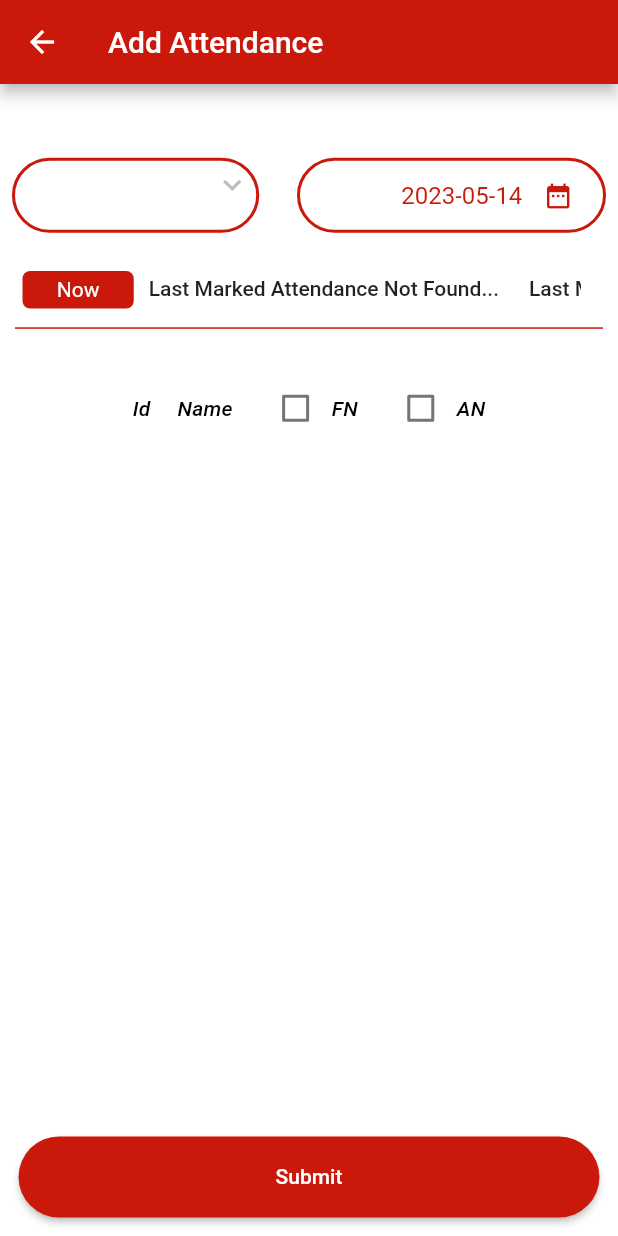
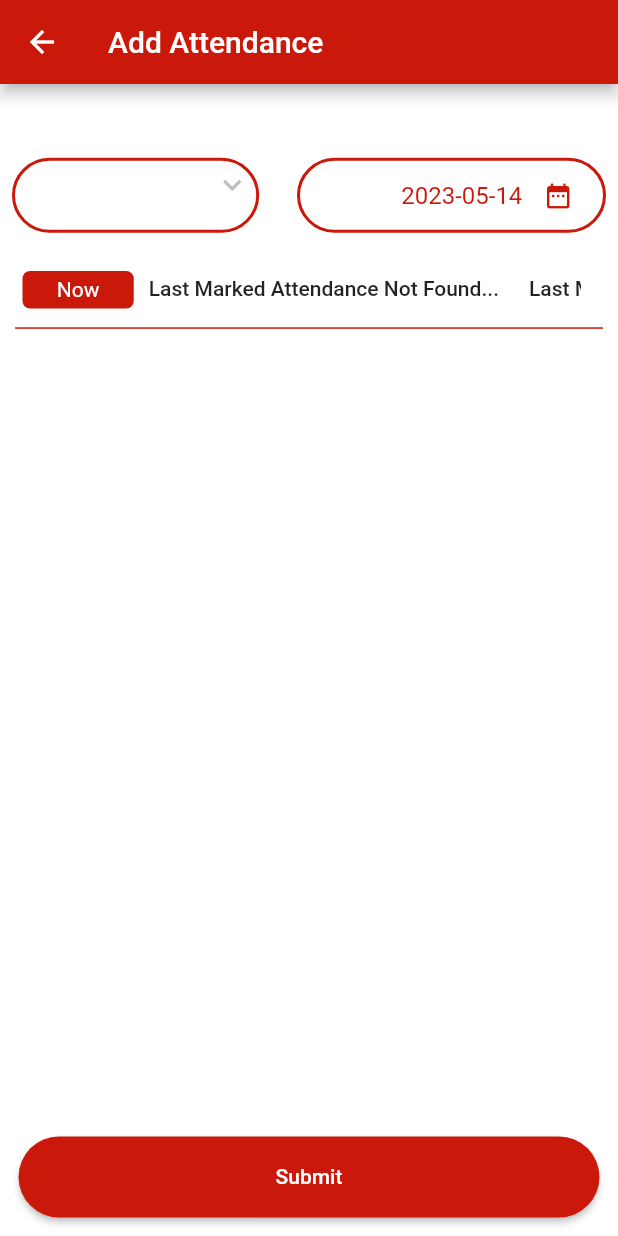
Before and after one commit to rajasrajeev/sampoorna--plus, a Flutter app: the AttendanceScreen screen opened directly, on a phone screen of 412 x 824 dp. Run offline on Flutter 3.47's test engine with Material 2 defaults, Android fonts, the phone set to English and light mode, and no system bars; drawn by our look-alikes of marquee; our stand-ins replace connectivity_plus, fluttertoast, image_cropper, image_picker, jwt_decoder, permission_handler and 7 more; accounts and stored records are empty; Roboto replaces fonts that are missing (RobotoCondensed).

Commit message:
Updates for bugs listed

```diff
--- a/lib/components/calender.dart
+++ b/lib/components/calender.dart
@@ -125,7 +125,7 @@ class _AttendanceListCalenderState extends State<AttendanceListCalender> {
           firstDay: kFirstDay,
           lastDay: kLastDay,
           focusedDay: _focusedDay,
-          selectedDayPredicate: (day) => isSameDay(_selectedDay, day),
+          // selectedDayPredicate: (day) => isSameDay(_selectedDay, day),
           // rangeStartDay: _rangeStart,
           // rangeEndDay: _rangeEnd,
           rowHeight: 75,
--- a/lib/components/submit_button.dart
+++ b/lib/components/submit_button.dart
@@ -3,7 +3,12 @@ import 'package:flutter/material.dart';
 class SubmitButton extends StatelessWidget {
   final String label;
   final Function onClick;
-  const SubmitButton({super.key, required this.label, required this.onClick});
+  final bool disabled;
+  const SubmitButton(
+      {super.key,
+      required this.label,
+      required this.onClick,
+      this.disabled = false});
 
   @override
   Widget build(BuildContext context) {
@@ -11,7 +16,7 @@ class SubmitButton extends StatelessWidget {
     return Padding(
       padding: EdgeInsets.all(size.width * 0.03),
       child: ElevatedButton(
-        onPressed: () => onClick(),
+        onPressed: () => disabled ? null : onClick(),
         style: ElevatedButton.styleFrom(
           shape: const StadiumBorder(),
           padding: EdgeInsets.all(size.width * 0.03),
--- a/lib/screens/attendance_screen/attendance_screen.dart
+++ b/lib/screens/attendance_screen/attendance_screen.dart
@@ -48,6 +48,8 @@ class _AttendanceScreenState extends State<AttendanceScreen> {
   void initState() {
     getData();
     super.initState();
+    print(
+        'selectedDate =============> ${DateFormat('dd/MM/yyyy').parse(DateFormat('dd/MM/yyyy').format(DateTime.now()))}');
   }
 
   checkAttendanceDateToday() {
@@ -93,7 +95,6 @@ class _AttendanceScreenState extends State<AttendanceScreen> {
       final responseData = jsonDecode(res.body);
       //Navigator.of(context).pop();
       var data = parseJwtAndSave(responseData['data']);
-      debugPrint("individualAttendanceForStudent Data ********* $data");
       dynamic lastmarkedField = data['token']['lastmarked'];
 
       if (lastmarkedField is List<dynamic>) {
@@ -238,16 +239,18 @@ class _AttendanceScreenState extends State<AttendanceScreen> {
   }
 
   Future<void> _selectDate(BuildContext context) async {
+    var data = DateFormat.yMd().format(DateTime.now());
+    print(data);
     final DateTime? picked = await showDatePicker(
         context: context,
         initialDate: selectedDate,
-        firstDate: DateTime(2015, 8),
+        firstDate: DateTime(2000, 8),
         lastDate: DateTime.now());
     if (picked != null && picked != selectedDate) {
       setState(() {
         selectedDate = picked;
       });
-      getStudentsData(dropdownvalue);
+      // getStudentsData(dropdownvalue);
     }
   }
 
@@ -270,7 +273,7 @@ class _AttendanceScreenState extends State<AttendanceScreen> {
                   Container(
                     padding: const EdgeInsets.all(4),
                     //padding: EdgeInsets.all(size.width * 0.03),
-                    height:50,
+                    height: 50,
                     //height: size.height * 0.07,
                     width: size.width * 0.40,
                     decoration: BoxDecoration(
@@ -315,7 +318,7 @@ class _AttendanceScreenState extends State<AttendanceScreen> {
                   Container(
                     padding: EdgeInsets.all(size.width * 0.014),
                     //height: size.height * 0.07,
-                    height:50,
+                    height: 50,
                     width: size.width * 0.50,
                     decoration: BoxDecoration(
                       borderRadius: const BorderRadius.all(Radius.circular(30)),
@@ -363,7 +366,8 @@ class _AttendanceScreenState extends State<AttendanceScreen> {
                     ? 'Last Marked Attendance Not Found...'
                     : 'Last Marked Attendance $currentMarkedAttendance'),
             const SizedBox(height: 20),
-            Expanded(
+            studentsList.length > 0
+                ? Expanded(
                     child: SingleChildScrollView(
                       child: DataTable(
                         columnSpacing: 18,
@@ -386,9 +390,12 @@ class _AttendanceScreenState extends State<AttendanceScreen> {
                                 Checkbox(
                                     value: checked1,
                                     onChanged: (val) {
-                                for (var i = 0; i < studentsList.length; i++) {
+                                      for (var i = 0;
+                                          i < studentsList.length;
+                                          i++) {
                                         setState(() {
-                                    attendanceCheckers[i]['fn'] = !checked1;
+                                          attendanceCheckers[i]['fn'] =
+                                              !checked1;
                                         });
                                       }
                                       setState(() {
@@ -408,9 +415,12 @@ class _AttendanceScreenState extends State<AttendanceScreen> {
                                 Checkbox(
                                     value: checked10,
                                     onChanged: (val) {
-                                for (var i = 0; i < studentsList.length; i++) {
+                                      for (var i = 0;
+                                          i < studentsList.length;
+                                          i++) {
                                         setState(() {
-                                    attendanceCheckers[i]['an'] = !checked10;
+                                          attendanceCheckers[i]['an'] =
+                                              !checked10;
                                         });
                                       }
                                       setState(() {
@@ -432,7 +442,8 @@ class _AttendanceScreenState extends State<AttendanceScreen> {
                                   studentsList[index]["student_code"]);
                           return DataRow(cells: <DataCell>[
                             DataCell(Text('${index + 1}')),
-                      DataCell(Text('${studentsList[index]["full_name"]}')),
+                            DataCell(
+                                Text('${studentsList[index]["full_name"]}')),
                             DataCell(Checkbox(
                               value: attendance["fn"],
                               onChanged: (bool? val) {
@@ -453,11 +464,32 @@ class _AttendanceScreenState extends State<AttendanceScreen> {
                         }),
                       ),
                     ),
+                  )
+                : Expanded(
+                    child: SingleChildScrollView(
+                        child: DataTable(
+                    columnSpacing: 18,
+                    columns: const <DataColumn>[
+                      DataColumn(
+                        label: Text(
+                          '',
+                          style: TextStyle(fontStyle: FontStyle.italic),
                         ),
+                      ),
+                      DataColumn(
+                        label: Text(
+                          '',
+                          style: TextStyle(fontStyle: FontStyle.italic),
+                        ),
+                      ),
+                    ],
+                    rows: const [],
+                  ))),
             Column(
               children: [
                 SubmitButton(
                     label: "Submit",
+                    disabled: studentsList.length > 0 ? false : true,
                     onClick: () async {
                       showDialog(
                           // The user CANNOT close this dialog  by pressing outsite it
```
Also changed, not shown: lib/screens/home_screen/body.dart (+29 -5 lines). Lines whose indentation alone changed are shown as unchanged.
